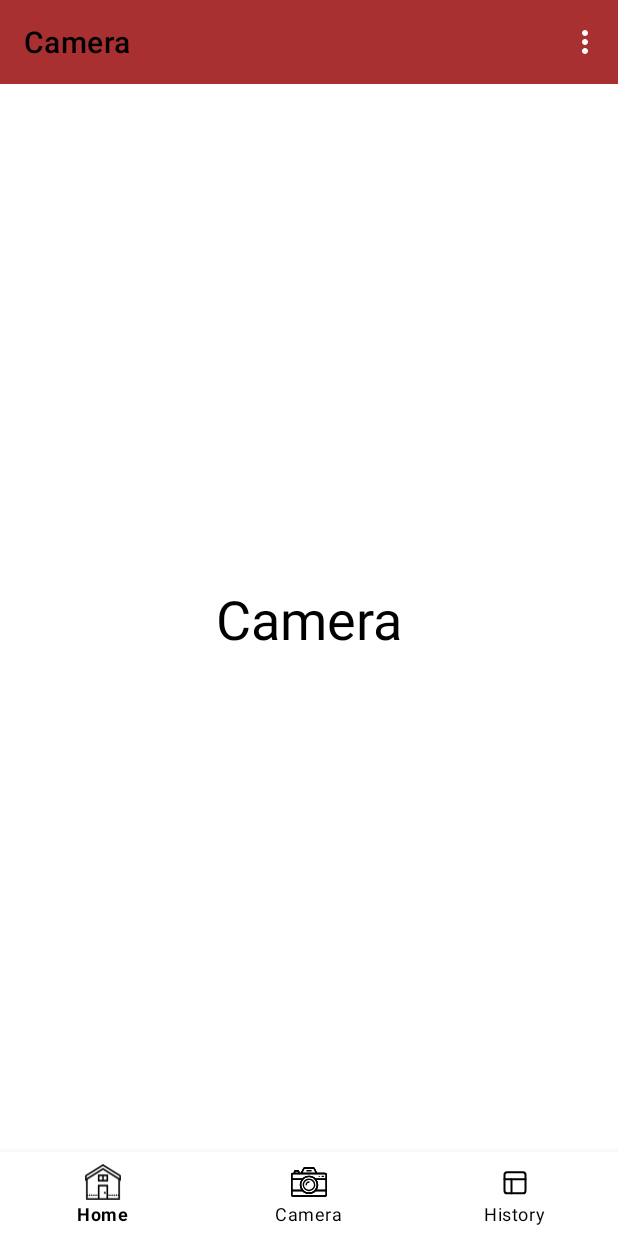
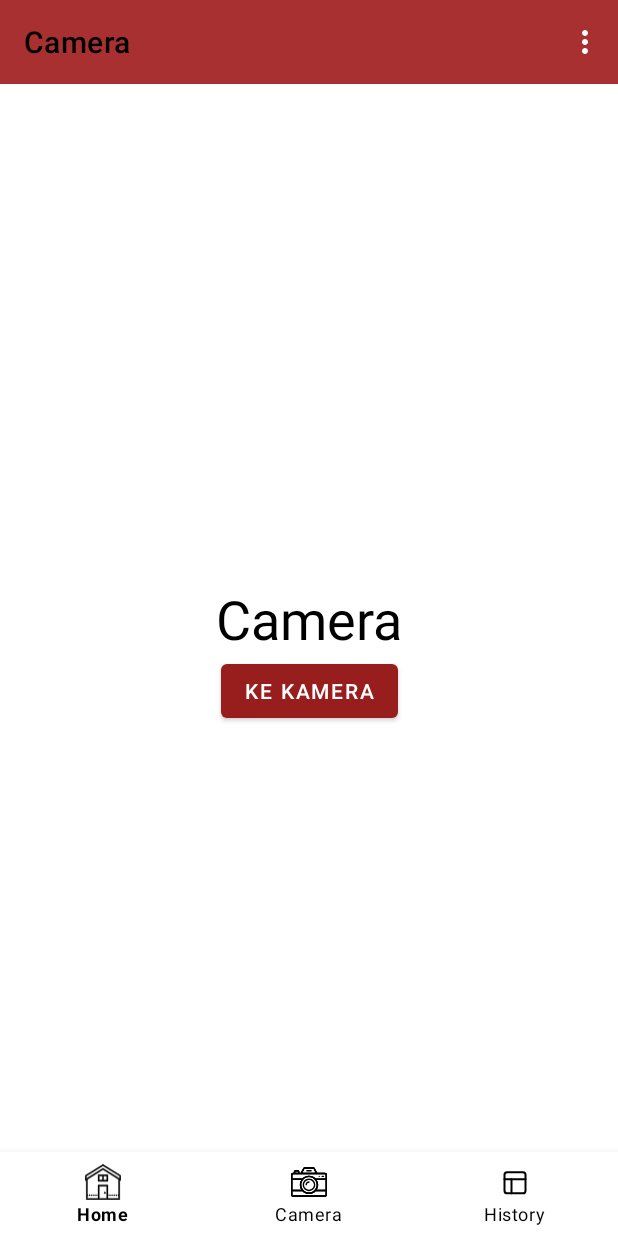
Before and after one commit to mutiara10/EzCell, an Android app: the CameraFragment screen opened through its navigation route, in the options menu, after a tap on "Keluar", on a phone screen of 412 x 824 dp. Run offline under Robolectric (Android 15) with nearby library versions, the phone set to English and light mode, and no system bars; our stand-ins replace navigation-ui; libraries missing offline, so code that uses them is left out: androidx.camera.core; 1 statement that could not run was skipped.

Commit message:
add camera (WIP)

```diff
--- a/app/build.gradle
+++ b/app/build.gradle
@@ -2,6 +2,7 @@ plugins {
     id 'com.android.application'
     id 'kotlin-android'
     id 'com.google.gms.google-services'
+    id 'kotlin-android-extensions'
 }
 
 android {
@@ -54,4 +55,7 @@ dependencies {
     testImplementation 'junit:junit:4.13.2'
     androidTestImplementation 'androidx.test.ext:junit:1.1.2'
     androidTestImplementation 'androidx.test.espresso:espresso-core:3.3.0'
+    implementation "androidx.camera:camera-camera2:1.0.0"
+    implementation "androidx.camera:camera-lifecycle:1.0.0"
+    implementation "androidx.camera:camera-view:1.0.0-alpha25"
 }
--- a/app/src/main/AndroidManifest.xml
+++ b/app/src/main/AndroidManifest.xml
@@ -3,6 +3,7 @@
     package="com.example.ezcell">
 
     <uses-feature android:name="android.hardware.camera.any" />
+
     <uses-permission android:name="android.permission.CAMERA" />
 
     <application
@@ -12,7 +13,7 @@
         android:roundIcon="@mipmap/ic_launcher_round"
         android:supportsRtl="true"
         android:theme="@style/Theme.EzCell">
-        <activity android:name=".SHomeActivity"></activity>
+        <activity android:name=".CameraActivity"></activity>
         <activity android:name=".HomeActivity" />
         <activity android:name=".RegisterActivity" />
         <activity android:name=".MainActivity">
--- /dev/null
+++ b/app/src/main/java/com/example/ezcell/CameraActivity.kt
@@ -0,0 +1,86 @@
+package com.example.ezcell
+
+import android.Manifest
+import android.content.pm.PackageManager
+import androidx.appcompat.app.AppCompatActivity
+import android.os.Bundle
+import android.widget.Toast
+import androidx.camera.core.ImageCapture
+import androidx.core.app.ActivityCompat
+import androidx.core.content.ContextCompat
+import com.example.ezcell.databinding.ActivityCameraBinding
+import java.io.File
+import java.util.concurrent.Executor
+import java.util.concurrent.ExecutorService
+import java.util.concurrent.Executors
+
+class CameraActivity : AppCompatActivity() {
+    private lateinit var binding: ActivityCameraBinding
+
+    private var imageCapture: ImageCapture? = null
+    private lateinit var outputDirectory: File
+    private lateinit var cameraExecutor: ExecutorService
+
+    override fun onCreate(savedInstanceState: Bundle?) {
+        super.onCreate(savedInstanceState)
+        binding = ActivityCameraBinding.inflate(layoutInflater)
+        setContentView(binding.root)
+
+        if (allPermissionsGranted()) {
+            startCamera()
+        } else {
+            ActivityCompat.requestPermissions(this, REQUIRED_PERMISSIONS, REQUEST_CODE_PERMISSIONS)
+        }
+
+        binding.cameraCaptureButton.setOnClickListener { takePhoto() }
+
+        outputDirectory = getOutputDirectory()
+
+        cameraExecutor = Executors.newSingleThreadExecutor()
+    }
+
+    override fun onRequestPermissionsResult(requestCode: Int, permissions: Array<String>, grantResults: IntArray) {
+        super.onRequestPermissionsResult(requestCode, permissions, grantResults)
+        if (requestCode == REQUEST_CODE_PERMISSIONS) {
+            if (allPermissionsGranted()) {
+                startCamera()
+            } else {
+                Toast.makeText(this, "Permissions not granted by the user.", Toast.LENGTH_SHORT).show()
+                finish()
+            }
+        }
+    }
+
+    private fun takePhoto() {
+        TODO("Not yet implemented")
+    }
+
+    private fun startCamera() {
+        TODO("Not yet implemented")
+    }
+
+    private fun allPermissionsGranted(): Boolean {
+        return REQUIRED_PERMISSIONS.all {
+            ContextCompat.checkSelfPermission(baseContext, it) == PackageManager.PERMISSION_GRANTED
+        }
+    }
+
+    private fun getOutputDirectory(): File {
+        val mediaDir = externalMediaDirs.firstOrNull()?.let {
+            File(it, resources.getString(R.string.app_name)).apply { mkdirs() } }
+        return if (mediaDir != null && mediaDir.exists())
+            mediaDir else filesDir
+    }
+
+    override fun onDestroy() {
+        super.onDestroy()
+        cameraExecutor.shutdown()
+    }
+
+    companion object {
+        private const val TAG = "CameraXBasic"
+        private const val FILENAME_FORMAT = "yyyy-MM-dd-HH-mm-ss-SSS"
+        private const val REQUEST_CODE_PERMISSIONS = 10
+        private val REQUIRED_PERMISSIONS = arrayOf(Manifest.permission.CAMERA)
+    }
+}
--- a/app/src/main/java/com/example/ezcell/fm/CameraFragment.kt
+++ b/app/src/main/java/com/example/ezcell/fm/CameraFragment.kt
@@ -1,21 +1,33 @@
 package com.example.ezcell.fm
 
+import android.content.Intent
 import android.os.Bundle
 import androidx.fragment.app.Fragment
 import android.view.LayoutInflater
 import android.view.View
 import android.view.ViewGroup
+import com.example.ezcell.CameraActivity
 import com.example.ezcell.R
+import com.example.ezcell.databinding.FragmentCameraBinding
 
 
 class CameraFragment : Fragment() {
+    private lateinit var binding: FragmentCameraBinding
+
     override fun onCreateView(
         inflater: LayoutInflater, container: ViewGroup?,
         savedInstanceState: Bundle?
     ): View? {
-
-        return inflater.inflate(R.layout.fragment_camera, container, false)
+        binding = FragmentCameraBinding.inflate(layoutInflater)
+        return binding.root
     }
 
+    override fun onViewCreated(view: View, savedInstanceState: Bundle?) {
+        super.onViewCreated(view, savedInstanceState)
 
+        binding.btnCamera.setOnClickListener {
+            val intent = Intent(activity, CameraActivity::class.java)
+            startActivity(intent)
+        }
+    }
 }
--- a/app/src/main/res/layout/fragment_camera.xml
+++ b/app/src/main/res/layout/fragment_camera.xml
@@ -19,5 +19,14 @@
         app:layout_constraintRight_toRightOf="parent"
         />
 
+    <Button
+        android:id="@+id/btn_camera"
+        android:layout_width="wrap_content"
+        android:layout_height="wrap_content"
+        app:layout_constraintTop_toBottomOf="@id/fm_camera"
+        app:layout_constraintLeft_toLeftOf="parent"
+        app:layout_constraintRight_toRightOf="parent"
+        android:text="ke kamera" />
+
 
 </androidx.constraintlayout.widget.ConstraintLayout>
```
Also changed, not shown: app/src/main/res/layout/activity_camera.xml (added, +26 -0 lines).
